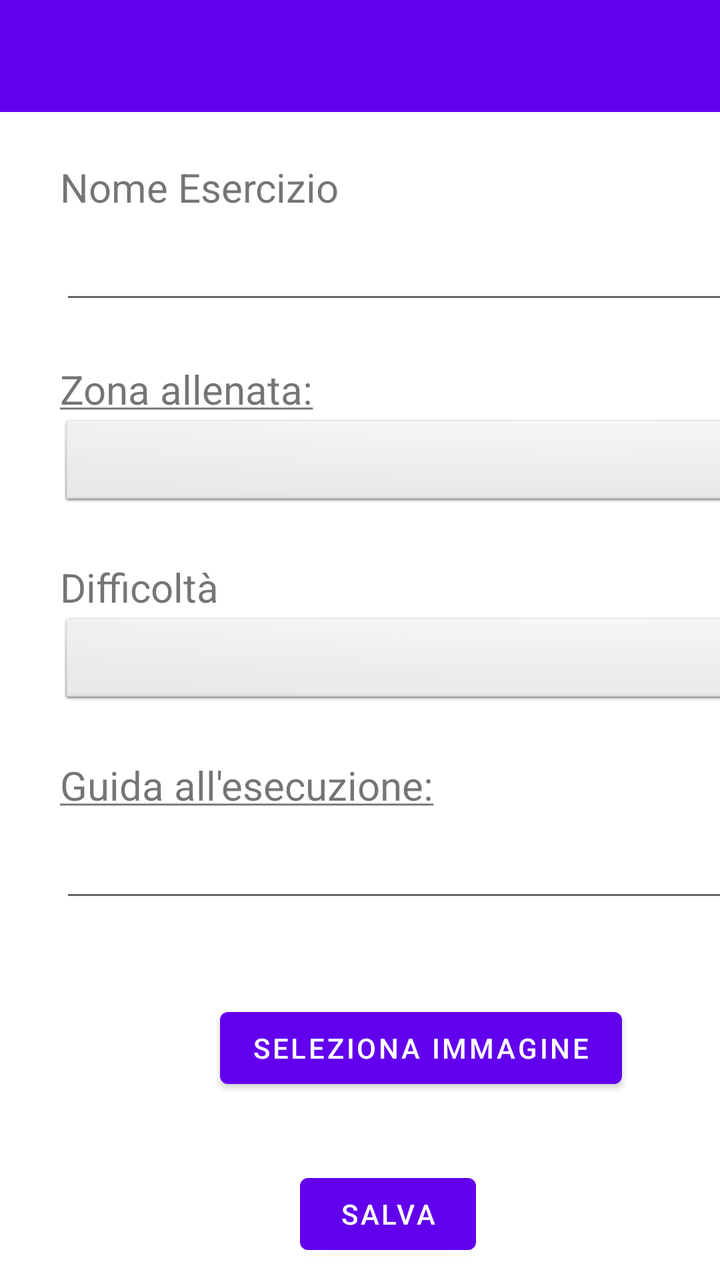
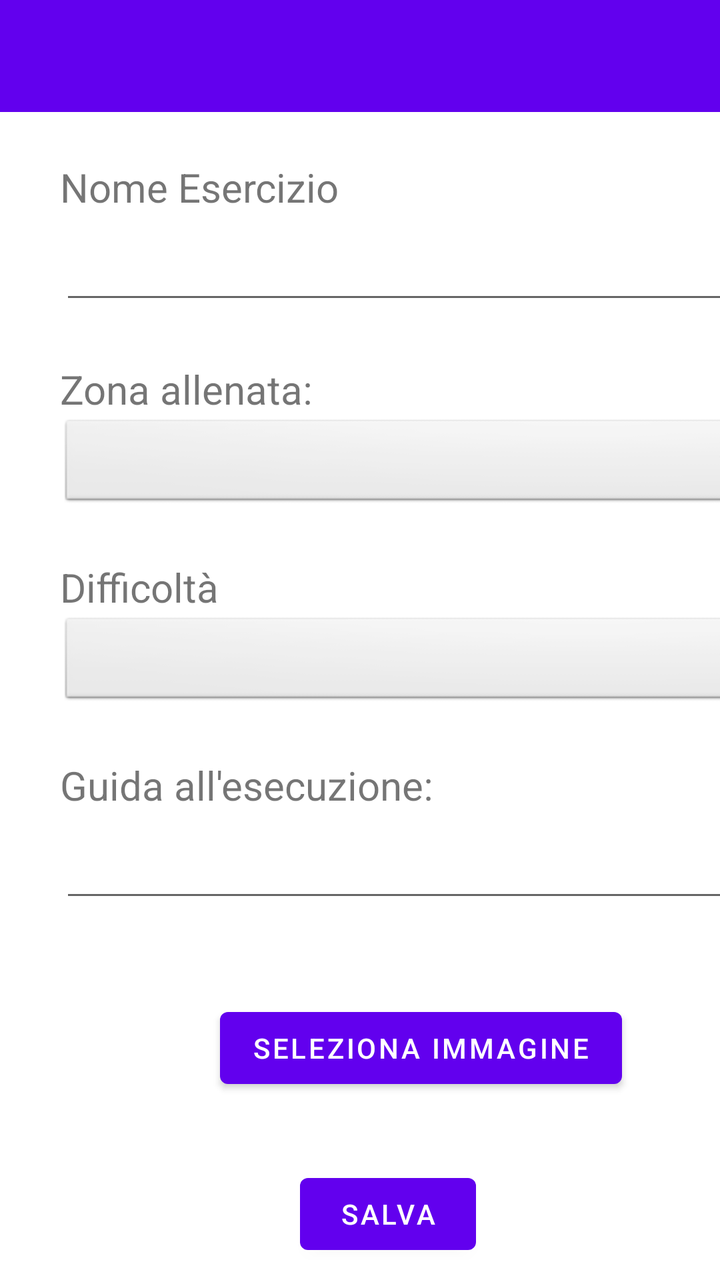

Compare the two renders of this Android layout. The source of the first and the diff that turns it into the second are given below.
<!-- AndroidManifest.xml: application theme Theme.YourCali -->
<!-- res/layout/activity_exercise_editing.xml -->
<?xml version="1.0" encoding="utf-8"?>
<LinearLayout xmlns:android="http://schemas.android.com/apk/res/android"
    xmlns:tools="http://schemas.android.com/tools"
    android:layout_width="match_parent"
    android:layout_height="match_parent"
    android:orientation="vertical"
    tools:context=".ExerciseCreationActivity">

    <androidx.appcompat.widget.Toolbar
        android:id="@+id/exerciseEditingToolbar"
        android:layout_width="match_parent"
        android:layout_height="wrap_content"
        android:background="?attr/colorPrimary"
        android:minHeight="?attr/actionBarSize"
        android:theme="?attr/actionBarTheme" />

    <Space
        android:id="@+id/space"
        android:layout_width="403dp"
        android:layout_height="24dp" />

    <TextView
        android:layout_width="wrap_content"
        android:layout_height="wrap_content"
        android:layout_marginStart="30sp"
        android:text="@string/nome_esercizio"
        android:textSize="20sp" />

    <EditText
        android:id="@+id/exerciseNamePlain"
        android:layout_width="360sp"
        android:layout_height="50sp"
        android:layout_marginStart="30sp"
        android:autofillHints=""
        android:ems="10"
        android:inputType="textPersonName"
        android:labelFor="@+id/exerciseNamePlain"
        tools:ignore="SpeakableTextPresentCheck" />

    <Space
        android:layout_width="match_parent"
        android:layout_height="24dp" />

    <TextView
        android:id="@+id/textView4"
        android:layout_width="wrap_content"
        android:layout_height="wrap_content"
        android:layout_marginStart="30sp"
        android:text="@string/zona_allenata"
        android:textSize="20sp" />

    <Spinner
        android:id="@+id/spinnerZona"
        android:layout_width="360dp"
        android:layout_height="48dp"
        android:layout_marginStart="30sp"
        android:background="@android:drawable/btn_dropdown"
        android:spinnerMode="dropdown"
        tools:ignore="SpeakableTextPresentCheck" />

    <Space
        android:id="@+id/space2"
        android:layout_width="match_parent"
        android:layout_height="24dp" />

    <TextView
        android:id="@+id/textView3"
        android:layout_width="wrap_content"
        android:layout_height="wrap_content"
        android:layout_marginStart="30sp"
        android:text="@string/difficolt"
        android:textSize="20sp" />

    <Spinner
        android:id="@+id/spinnerDifficolta"
        android:layout_width="360dp"
        android:layout_height="48dp"
        android:layout_marginStart="30sp"
        android:background="@android:drawable/btn_dropdown"
        android:spinnerMode="dropdown"
        tools:ignore="SpeakableTextPresentCheck" />

    <Space
        android:id="@+id/space3"
        android:layout_width="match_parent"
        android:layout_height="24dp" />

    <TextView
        android:id="@+id/textView2"
        android:layout_width="wrap_content"
        android:layout_height="wrap_content"
        android:layout_marginStart="30sp"
        android:text="@string/guida_all_esecuzione"
        android:textSize="20sp" />

    <EditText
        android:id="@+id/helpGuidePlain"
        android:layout_width="360sp"
        android:layout_height="50sp"
        android:layout_marginStart="30sp"
        android:autofillHints=""
        android:inputType="textMultiLine"
        android:labelFor="@id/helpGuidePlain"
        tools:ignore="SpeakableTextPresentCheck" />

    <Space
        android:id="@+id/space4"
        android:layout_width="403dp"
        android:layout_height="24dp" />

    <LinearLayout
        android:layout_width="match_parent"
        android:layout_height="79dp"
        android:orientation="horizontal">

        <ImageView
            android:id="@+id/imageView"
            android:layout_width="80dp"
            android:layout_height="80dp"
            android:layout_marginStart="30sp"
            android:contentDescription="@string/immagine_esercizio"/>

        <Button
            android:id="@+id/gallery"
            android:layout_width="wrap_content"
            android:layout_height="wrap_content"
            android:layout_marginTop="20sp"
            android:text="@string/seleziona_immagine" />
    </LinearLayout>

    <Space
        android:layout_width="match_parent"
        android:layout_height="24dp" />

    <Button
        android:id="@+id/saveExerciseButton"
        android:layout_width="wrap_content"
        android:layout_height="wrap_content"
        android:layout_marginStart="150sp"
        android:gravity="center"
        android:text="@string/salva"
        android:textAlignment="center" />

</LinearLayout>
<!-- resources referenced by this layout -->
<resources>
  <string name="difficolt">Difficoltà</string>
  <string name="guida_all_esecuzione"><u>Guida all\'esecuzione:</u></string>
  <string name="immagine_esercizio">Immagine esercizio</string>
  <string name="nome_esercizio">Nome Esercizio</string>
  <string name="salva">Salva</string>
  <string name="seleziona_immagine">Seleziona immagine</string>
  <string name="zona_allenata"><u>Zona allenata:</u></string>
  <style name="Theme.YourCali" parent="Theme.MaterialComponents.DayNight.NoActionBar">
          
          <item name="colorPrimary">@color/purple_500</item>
          <item name="colorPrimaryVariant">@color/purple_700</item>
          <item name="colorOnPrimary">@color/white</item>
          
          <item name="colorSecondary">@color/teal_200</item>
          <item name="colorSecondaryVariant">@color/teal_700</item>
          <item name="colorOnSecondary">@color/black</item>
          
          <item name="android:statusBarColor" tools:targetApi="l">@color/DarkOrange</item>
          
      </style>
  <color name="purple_500">#FF6200EE</color>
  <color name="purple_700">#FF3700B3</color>
  <color name="white">#FFFFFFFF</color>
  <color name="teal_200">#FF03DAC5</color>
  <color name="teal_700">#FF018786</color>
  <color name="black">#FF000000</color>
  <color name="DarkOrange">#FFFC7C35</color>
</resources>

<!-- the commit's change to res/layout/activity_exercise_editing.xml (unified diff, before → after) -->
@@ -68,7 +68,7 @@
         android:layout_width="wrap_content"
         android:layout_height="wrap_content"
         android:layout_marginStart="30sp"
-        android:text="@string/difficolt"
+        android:text="@string/difficolta"
         android:textSize="20sp" />
 
     <Spinner
<!-- resource entries referenced after the edit -->
@@ -1,12 +1,12 @@
 <!-- resources referenced by this layout -->
 <resources>
-  <string name="difficolt">Difficoltà</string>
-  <string name="guida_all_esecuzione"><u>Guida all\'esecuzione:</u></string>
+  <string name="difficolta">Difficoltà</string>
+  <string name="guida_all_esecuzione">Guida all\'esecuzione:</string>
   <string name="immagine_esercizio">Immagine esercizio</string>
   <string name="nome_esercizio">Nome Esercizio</string>
   <string name="salva">Salva</string>
   <string name="seleziona_immagine">Seleziona immagine</string>
-  <string name="zona_allenata"><u>Zona allenata:</u></string>
+  <string name="zona_allenata">Zona allenata:</string>
   <style name="Theme.YourCali" parent="Theme.MaterialComponents.DayNight.NoActionBar">
           
           <item name="colorPrimary">@color/purple_500</item>
